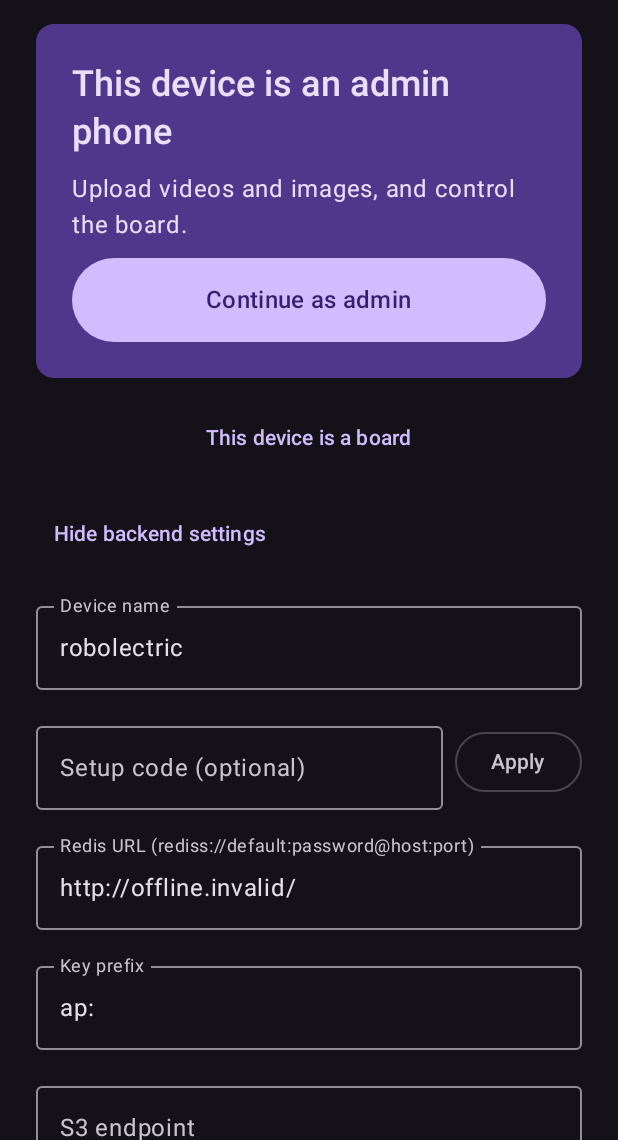
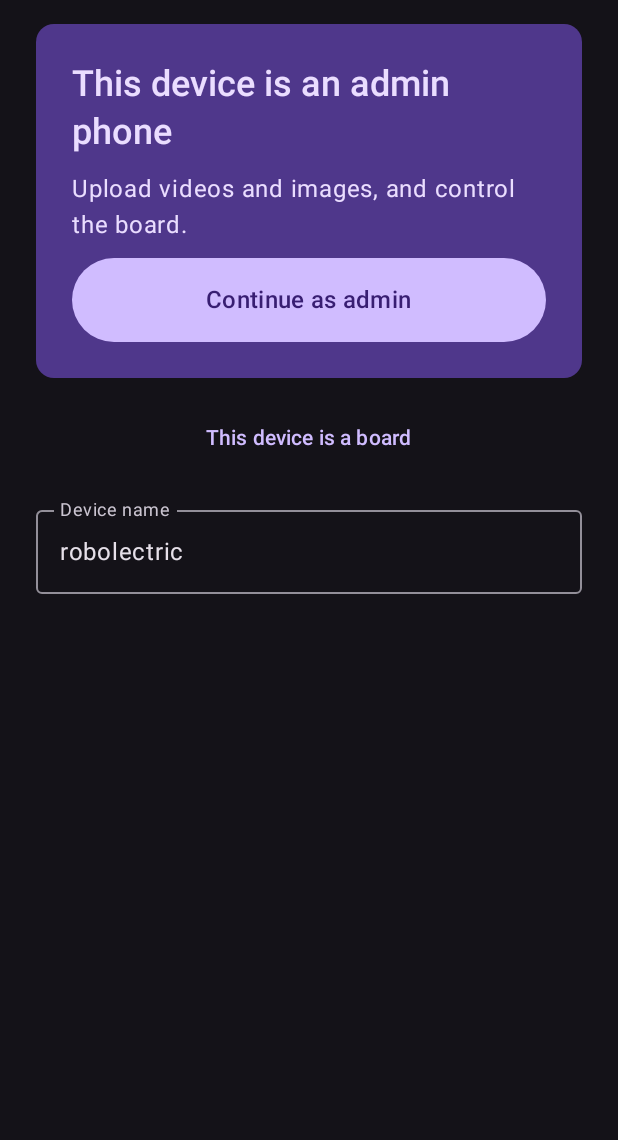
Before and after one commit to shubhrgunjan/androplay, an Android app built with Jetpack Compose: the screen it shows after launch (MainActivity), on a phone screen of 412 x 824 dp, the part 96-1236 px from its top. Run offline under Robolectric (Android 15) with nearby library versions, the phone set to English and light mode, and no system bars.

Commit message:
Remove backend settings from the settings screen
Role, device name, and log out stay. Redis/S3 fields and setup-code
entry are gone; devices keep their existing config or the baked-in lab
backend.

```diff
--- a/app/build.gradle.kts
+++ b/app/build.gradle.kts
@@ -21,8 +21,8 @@ android {
         applicationId = "app.androplay"
         minSdk = 28
         targetSdk = 34
-        versionCode = 13
-        versionName = "0.8.3"
+        versionCode = 14
+        versionName = "0.8.4"
 
         buildConfigField("String", "DEFAULT_REDIS_URL", localString("androplay.redisUrl"))
         buildConfigField("String", "DEFAULT_S3_ENDPOINT", localString("androplay.s3Endpoint"))
--- a/app/src/main/java/app/androplay/MainActivity.kt
+++ b/app/src/main/java/app/androplay/MainActivity.kt
@@ -1,16 +1,12 @@
 package app.androplay
 
-import android.content.ClipData
-import android.content.ClipboardManager
 import android.content.Intent
 import android.os.Bundle
-import android.widget.Toast
 import androidx.activity.ComponentActivity
 import androidx.activity.compose.setContent
 import androidx.activity.enableEdgeToEdge
 import androidx.compose.foundation.layout.Arrangement
 import androidx.compose.foundation.layout.Column
-import androidx.compose.foundation.layout.Row
 import androidx.compose.foundation.layout.fillMaxSize
 import androidx.compose.foundation.layout.fillMaxWidth
 import androidx.compose.foundation.layout.height
@@ -18,7 +14,6 @@ import androidx.compose.foundation.layout.padding
 import androidx.compose.foundation.layout.safeDrawingPadding
 import androidx.compose.foundation.layout.widthIn
 import androidx.compose.foundation.rememberScrollState
-import androidx.compose.foundation.text.KeyboardOptions
 import androidx.compose.foundation.verticalScroll
 import androidx.compose.material3.Button
 import androidx.compose.material3.Card
@@ -34,28 +29,21 @@ import androidx.compose.runtime.Composable
 import androidx.compose.runtime.getValue
 import androidx.compose.runtime.mutableStateOf
 import androidx.compose.runtime.remember
-import androidx.compose.runtime.rememberCoroutineScope
 import androidx.compose.runtime.setValue
 import androidx.compose.ui.Alignment
 import androidx.compose.ui.Modifier
 import androidx.compose.ui.text.font.FontWeight
-import androidx.compose.ui.text.input.KeyboardType
-import androidx.compose.ui.text.input.PasswordVisualTransformation
 import androidx.compose.ui.unit.dp
 import app.androplay.admin.AdminActivity
 import app.androplay.board.BoardActivity
 import app.androplay.board.BoardService
 import app.androplay.core.AdminAuth
-import app.androplay.core.Backend
 import app.androplay.core.BackendConfig
 import app.androplay.core.Role
 import app.androplay.ui.PasswordDialog
-import kotlinx.coroutines.Dispatchers
-import kotlinx.coroutines.launch
-import kotlinx.coroutines.withContext
 
 /**
- * Entry point: routes to the Board or Admin UI, or shows first-run setup (role + backend).
+ * Entry point: routes to the Board or Admin UI, or shows first-run setup (role).
  * Provision headlessly with: adb shell am start -n app.androplay/.MainActivity --es config <setup code> --es role BOARD
  */
 class MainActivity : ComponentActivity() {
@@ -124,20 +112,12 @@ class MainActivity : ComponentActivity() {
     @Composable
     private fun SetupScreen(onSave: (Role, String, BackendConfig) -> Unit) {
         val s = app.settings
-        val scope = rememberCoroutineScope()
-        var role by remember { mutableStateOf(s.role) }
         var name by remember { mutableStateOf(s.deviceName) }
-        var cfg by remember { mutableStateOf(s.config) }
-        var code by remember { mutableStateOf("") }
-        var status by remember { mutableStateOf<String?>(null) }
-        var testing by remember { mutableStateOf(false) }
-        // Builds ship with the lab backend, so the only real question is "board or phone?".
-        var showBackend by remember { mutableStateOf(!cfg.isComplete) }
+        val cfg = if (s.config.isComplete) s.config.normalized() else BackendConfig.buildDefault.normalized()
         val detectedBoard = looksLikeBoard()
 
         fun choose(r: Role) {
-            role = r
-            if (cfg.isComplete) onSave(r, name.trim().ifEmpty { s.deviceName }, cfg.normalized()) else showBackend = true
+            onSave(r, name.trim().ifEmpty { s.deviceName }, cfg)
         }
 
         Column(
@@ -172,69 +152,13 @@ class MainActivity : ComponentActivity() {
                     Text(if (detectedBoard) "Use this device as an admin phone instead" else "This device is a board")
                 }
 
+                OutlinedTextField(name, { name = it }, label = { Text("Device name") }, singleLine = true, modifier = Modifier.fillMaxWidth())
+
                 if (s.role == Role.ADMIN && AdminAuth.isLoggedIn(this@MainActivity)) {
                     OutlinedButton(onClick = ::logOut, modifier = Modifier.fillMaxWidth()) { Text("Log out") }
                 }
-
-                TextButton(onClick = { showBackend = !showBackend }) {
-                    Text(if (showBackend) "Hide backend settings" else "Backend settings")
-                }
-                if (showBackend) {
-                    OutlinedTextField(name, { name = it }, label = { Text("Device name") }, singleLine = true, modifier = Modifier.fillMaxWidth())
-                    Row(verticalAlignment = Alignment.CenterVertically, horizontalArrangement = Arrangement.spacedBy(8.dp)) {
-                        OutlinedTextField(code, { code = it }, label = { Text("Setup code (optional)") }, singleLine = true, modifier = Modifier.weight(1f))
-                        OutlinedButton(onClick = {
-                            BackendConfig.fromCode(code)?.let { cfg = it; status = "Setup code applied" } ?: run { status = "Invalid setup code" }
-                        }) { Text("Apply") }
-                    }
-                    Field("Redis URL (rediss://default:password@host:port)", cfg.redisUrl) { cfg = cfg.copy(redisUrl = it) }
-                    Field("Key prefix", cfg.prefix) { cfg = cfg.copy(prefix = it) }
-                    Field("S3 endpoint", cfg.s3Endpoint) { cfg = cfg.copy(s3Endpoint = it) }
-                    Row(horizontalArrangement = Arrangement.spacedBy(8.dp)) {
-                        Field("Bucket", cfg.bucket, Modifier.weight(1f)) { cfg = cfg.copy(bucket = it) }
-                        Field("Region", cfg.s3Region, Modifier.weight(1f)) { cfg = cfg.copy(s3Region = it) }
-                    }
-                    Field("Access key", cfg.accessKey) { cfg = cfg.copy(accessKey = it) }
-                    Field("Secret key", cfg.secretKey, secret = true) { cfg = cfg.copy(secretKey = it) }
-                    OutlinedButton(onClick = { cfg = BackendConfig.buildDefault; status = "Restored built-in backend" }) {
-                        Text("Use built-in backend")
-                    }
-
-                    status?.let { Text(it, color = MaterialTheme.colorScheme.tertiary) }
-                    Row(horizontalArrangement = Arrangement.spacedBy(8.dp)) {
-                        OutlinedButton(
-                            enabled = cfg.isComplete && !testing,
-                            onClick = {
-                                testing = true
-                                status = "Testing…"
-                                scope.launch {
-                                    cfg = cfg.normalized()
-                                    status = withContext(Dispatchers.IO) { test(cfg) }
-                                    testing = false
-                                }
-                            },
-                        ) { Text("Test") }
-                        OutlinedButton(enabled = cfg.isComplete, onClick = {
-                            getSystemService(ClipboardManager::class.java).setPrimaryClip(ClipData.newPlainText("AndroPlay setup", cfg.toCode()))
-                            Toast.makeText(this@MainActivity, "Setup code copied", Toast.LENGTH_SHORT).show()
-                        }) { Text("Copy code") }
-                        Button(
-                            enabled = role != null && cfg.isComplete && name.isNotBlank(),
-                            onClick = { onSave(role!!, name.trim(), cfg.normalized()) },
-                        ) { Text("Save") }
-                    }
-                }
             }
         }
-    }
-
-    private fun test(cfg: BackendConfig): String {
-        val redis = runCatching { Backend(cfg).use { it.ping() } }.exceptionOrNull()
-        if (redis != null) return "Redis failed: ${redis.message}"
-        val s3 = runCatching {
-            app.newS3For(cfg).putObject(".androplay-check", "ok".encodeToByteArray(), "text/plain")
-        }.exceptionOrNull()
-        return if (s3 != null) "Redis OK · Storage failed: ${s3.message}" else "Redis OK · Storage OK"
     }
 
     /** LG CreateBoard, or any large screen without phone hardware. */
@@ -244,17 +168,4 @@ class MainActivity : ComponentActivity() {
         val large = resources.configuration.smallestScreenWidthDp >= 600
         return large && !packageManager.hasSystemFeature(android.content.pm.PackageManager.FEATURE_TELEPHONY)
     }
-
-    @Composable
-    private fun Field(label: String, value: String, modifier: Modifier = Modifier.fillMaxWidth(), secret: Boolean = false, onChange: (String) -> Unit) {
-        OutlinedTextField(
-            value = value,
-            onValueChange = onChange,
-            label = { Text(label) },
-            singleLine = true,
-            visualTransformation = if (secret) PasswordVisualTransformation() else androidx.compose.ui.text.input.VisualTransformation.None,
-            keyboardOptions = KeyboardOptions(keyboardType = if (secret) KeyboardType.Password else KeyboardType.Uri),
-            modifier = modifier,
-        )
-    }
 }
```
